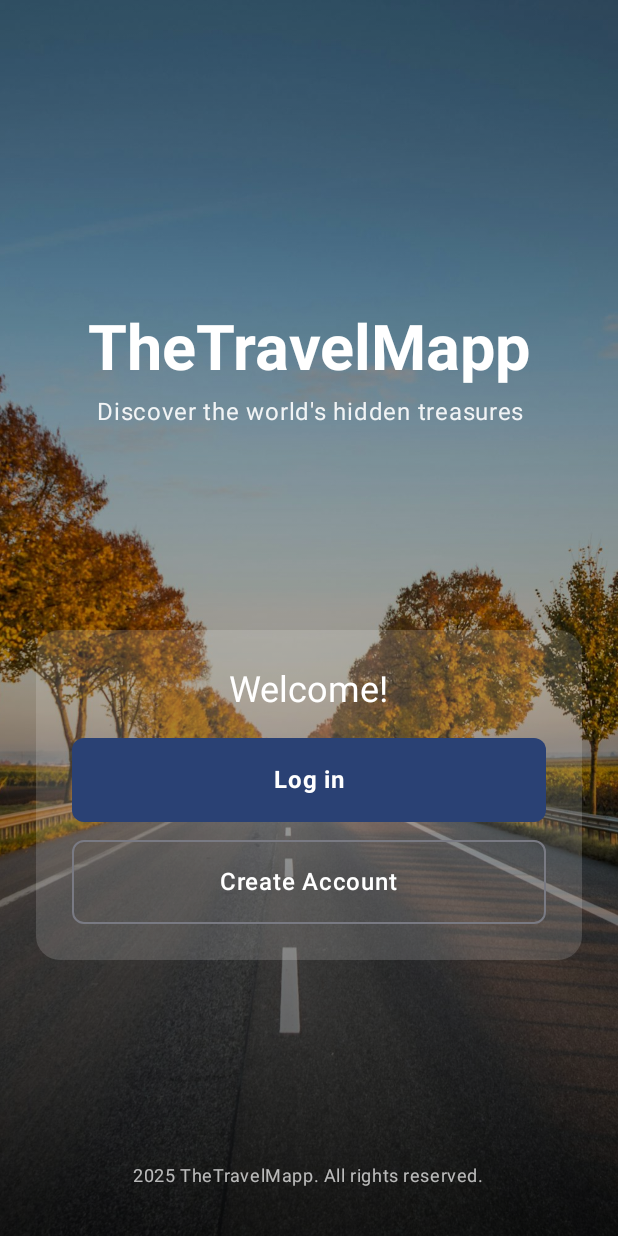
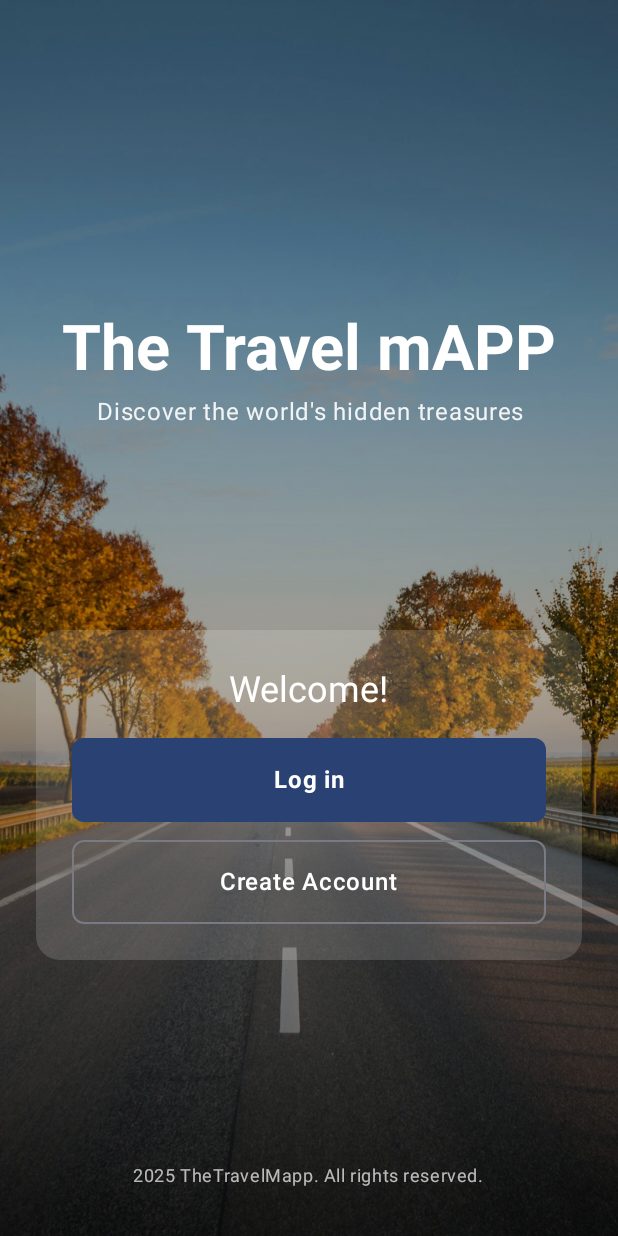
Before and after one commit to AlmuSena/thetravelmapp, an Android app built with Jetpack Compose: the screen it shows after launch (MainActivity), on a phone screen of 412 x 824 dp. Run offline under Robolectric (Android 15) with nearby library versions, the phone set to English and light mode, and no system bars; our stand-ins replace Dagger/Hilt's generated code, Firebase (no records; nobody signed in at launch, a user with empty details on screens opened directly).

Commit message:
Commit del proyecto The Travel mAPP

```diff
--- a/app/src/main/java/com/example/thetravelmapp/data/repository/AuthRepository.kt
+++ b/app/src/main/java/com/example/thetravelmapp/data/repository/AuthRepository.kt
@@ -19,6 +19,7 @@ class AuthRepository @Inject constructor(
     val isUserLoggedIn: Boolean
         get() = auth.currentUser != null
 
+    //Function to check if the user is logged in
     suspend fun signUp(email: String, password: String): Result<FirebaseUser> {
         return try {
             val result = auth.createUserWithEmailAndPassword(email, password).await()
@@ -28,6 +29,7 @@ class AuthRepository @Inject constructor(
         }
     }
 
+    // Function to sign in the user
     suspend fun signIn(email: String, password: String): Result<FirebaseUser> {
         return try {
             val result = auth.signInWithEmailAndPassword(email, password).await()
@@ -37,6 +39,7 @@ class AuthRepository @Inject constructor(
         }
     }
 
+    //Function to sign out the user
     fun signOut() {
         auth.signOut()
     }
--- a/app/src/main/java/com/example/thetravelmapp/ui/screens/welcome/WelcomeScreen.kt
+++ b/app/src/main/java/com/example/thetravelmapp/ui/screens/welcome/WelcomeScreen.kt
@@ -67,7 +67,7 @@ fun WelcomeScreen(
                 horizontalAlignment = Alignment.CenterHorizontally
             ) {
                 Text(
-                    text = "TheTravelMapp",
+                    text = "The Travel mAPP",
                     style = MaterialTheme.typography.headlineLarge.copy(
                         fontSize = 42.sp,
                         fontWeight = FontWeight.Bold
```
